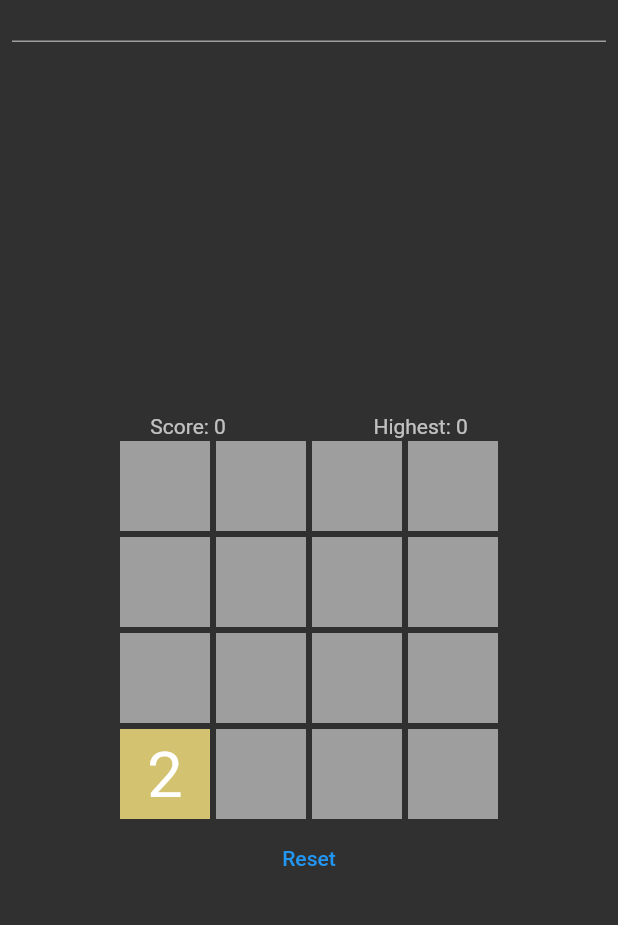
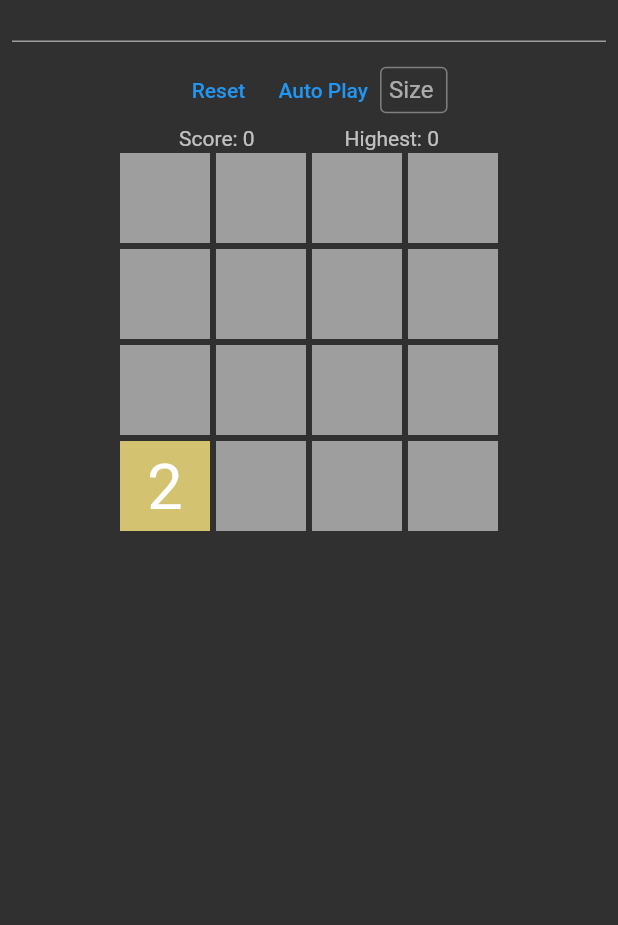
Before and after one commit to simonmdsn/my_portfolio, a Flutter app: the P2048Page screen opened directly, after a tap on "Reset", on a phone screen of 412 x 824 dp, the part 120-1045 px from its top. Run offline on Flutter 3.47's test engine with Material 2 defaults, Android fonts, the phone set to English and light mode, and no system bars; our stand-ins replace cross_file, flutter_riverpod, flutter_svg, google_fonts; missing offline and left inert: dart:js, desktop_drop, mqtt_client; Roboto replaces fonts that are missing (Ubuntu); project files that could hold a hidden picture were left out.

Commit message:
2048 with auto play and resizable board

```diff
--- a/lib/page/base_page.dart
+++ b/lib/page/base_page.dart
@@ -27,9 +27,7 @@ class _BasePageState extends State<BasePage> {
     return Scaffold(
       body: Column(
         children: [
-          TopBar(
-            changeMenu: changeMenu,
-          ),
+          TopBar(changeMenu: changeMenu),
           Stack(
             children: [
               MouseRegion(
--- a/lib/page/tools/2048_page.dart
+++ b/lib/page/tools/2048_page.dart
@@ -1,9 +1,12 @@
+import 'dart:async';
 import 'dart:math' as math;
 
 import 'package:flutter/material.dart';
+import 'package:flutter/scheduler.dart';
 import 'package:flutter/services.dart';
 import 'package:flutter_riverpod/flutter_riverpod.dart';
 import 'package:my_portfolio/page/base_page.dart';
+import 'package:my_portfolio/widget/top_bar.dart';
 
 class P2048Page extends ConsumerStatefulWidget {
   const P2048Page({
@@ -15,11 +18,19 @@ class P2048Page extends ConsumerStatefulWidget {
 }
 
 class _P2048PageState extends ConsumerState<P2048Page> {
-  final List<List<Tile?>> board = List.generate(4, (index) => List.generate(4, (index) => null));
+  int side = 4;
+  late List<List<Tile?>> board =
+      List.generate(side, (index) => List.generate(side, (index) => null));
+  final rowInputController = TextEditingController();
+  final colInputController = TextEditingController();
+
   bool checkingAvailableMoves = false;
   int highest = 0;
   int score = 0;
   GameState gameState = GameState.going;
+
+  final List<Timer> timers = [];
+  bool isAutoPlaying = false;
 
   final colors = <int, Color>{
     2: const Color(0xFFD3C270),
@@ -48,17 +59,31 @@ class _P2048PageState extends ConsumerState<P2048Page> {
     _spawnRandomTile();
     setState(() {});
     keyboardFocusNode.requestFocus();
+    //
+    //
+    //
+
     super.initState();
+  }
+
+  Widget _menu = Container();
+
+  void changeMenu(Widget menu) {
+    setState(() {
+      _menu = menu;
+    });
   }
 
   @override
   Widget build(BuildContext context) {
-    return GestureDetector(
+    return Scaffold(
+      body: SingleChildScrollView(
+        child: GestureDetector(
           onTap: () => keyboardFocusNode.requestFocus(),
-      child: BasePage(
-        child: Center(
-          child: ConstrainedBox(
-            constraints: const BoxConstraints.expand(width: 800, height: 800),
+          child: Column(
+            children: [
+              TopBar(changeMenu: changeMenu),
+              Center(
                 child: RawKeyboardListener(
                   focusNode: keyboardFocusNode,
                   autofocus: true,
@@ -90,16 +115,77 @@ class _P2048PageState extends ConsumerState<P2048Page> {
                     mainAxisAlignment: MainAxisAlignment.center,
                     crossAxisAlignment: CrossAxisAlignment.center,
                     children: [
+                      if (gameState == GameState.lose) Text('You are out of moves!'),
+                      Row(
+                        mainAxisAlignment: MainAxisAlignment.center,
+                        children: [
+                          TextButton(
+                            onPressed: () => _reset(),
+                            child: Text('Reset'),
+                          ),
+                          TextButton(
+                            onPressed: () {
+                              if (isAutoPlaying) {
+                                _stopAutoPlay();
+                              } else {
+                                if(gameState == GameState.lose || gameState == GameState.won) _reset();
+                                timers.addAll([
+                                  Timer.periodic(
+                                      Duration(microseconds: 1), (timer) => _move(0, 0, -1)),
+                                  Timer.periodic(
+                                      Duration(microseconds: 1), (timer) => _move(0, -1, 0)),
+                                  Timer.periodic(Duration(microseconds: 100),
+                                      (timer) => _move(board.length * board[0].length - 1, 0, 1)),
+                                  Timer.periodic(Duration(milliseconds: 500),
+                                          (timer) => _move(board.length * board[0].length - 1, 1, 0)),
+                                ]);
+                                isAutoPlaying = true;
+                              }
+                            },
+                            child: !isAutoPlaying ? Text('Auto Play') : Text('Stop Auto Play'),
+                          ),
+                          Container(
+                            width: 45,
+                            child: TextFormField(
+                              controller: rowInputController,
+                              keyboardType: TextInputType.number,
+                              inputFormatters: <TextInputFormatter>[
+                                FilteringTextInputFormatter.allow(RegExp(r'[0-9]')),
+                              ],
+                              onChanged: (input) => side = int.parse(input),
+                              decoration: const InputDecoration(
+                                hintText: "Size",
+                                border: OutlineInputBorder(),
+                                isDense: true,
+                                contentPadding: EdgeInsets.all(6.0),
+                              ),
+                              onFieldSubmitted: (submit) => _reset(),
+                            ),
+                          ),
+                        ],
+                      ),
                       Center(
                         child: SizedBox(
                           width: 250,
                           child: Row(
-                        mainAxisAlignment: MainAxisAlignment.spaceEvenly,
-                        children: [Text('Score: $score'),SizedBox(width: 60,), Text('Highest: $highest')],
+                            mainAxisAlignment: MainAxisAlignment.center,
+                            children: [
+                              Text(
+                                'Score: $score',
+                                textAlign: TextAlign.start,
+                              ),
+                              SizedBox(
+                                width: 60,
+                              ),
+                              Text(
+                                'Highest: $highest',
+                                textAlign: TextAlign.end,
+                              )
+                            ],
                           ),
                         ),
                       ),
-                  for (int i = 0; i < 4; i++)
+                      for (int i = 0; i < board.length; i++)
                         Row(
                           mainAxisAlignment: MainAxisAlignment.center,
                           children: board[i]
@@ -130,18 +216,25 @@ class _P2048PageState extends ConsumerState<P2048Page> {
                               )
                               .toList(),
                         ),
-                  if (gameState == GameState.lose) Text('You are out of moves!'),
-                  TextButton(
-                    onPressed: () => _reset(),
-                    child: Text('Reset'),
+                    ],
+                  ),
+                ),
               ),
             ],
           ),
         ),
       ),
-        ),
-      ),
     );
+  }
+
+  void _stopAutoPlay() {
+    for (var element in timers) {
+      element.cancel();
+    }
+    timers.clear();
+    setState(() {
+      isAutoPlaying = false;
+    });
   }
 
   void _spawnRandomTile() {
@@ -209,9 +302,11 @@ class _P2048PageState extends ConsumerState<P2048Page> {
         _spawnRandomTile();
         if (!_canMove()) {
           gameState = GameState.lose;
+          _stopAutoPlay();
         }
       } else if (highest > colors.keys.last) {
         gameState = GameState.won;
+        _stopAutoPlay();
       }
       setState(() {});
     }
@@ -238,11 +333,7 @@ class _P2048PageState extends ConsumerState<P2048Page> {
   }
 
   _reset() {
-    for (int i = 0; i < board.length; i++) {
-      for (int j = 0; j < board[0].length; j++) {
-        board[i][j] = null;
-      }
-    }
+    board = List.generate(side, (index) => List.generate(side, (index) => null));
     highest = 0;
     score = 0;
     gameState = GameState.going;
```
Lines whose indentation alone changed are shown as unchanged.
